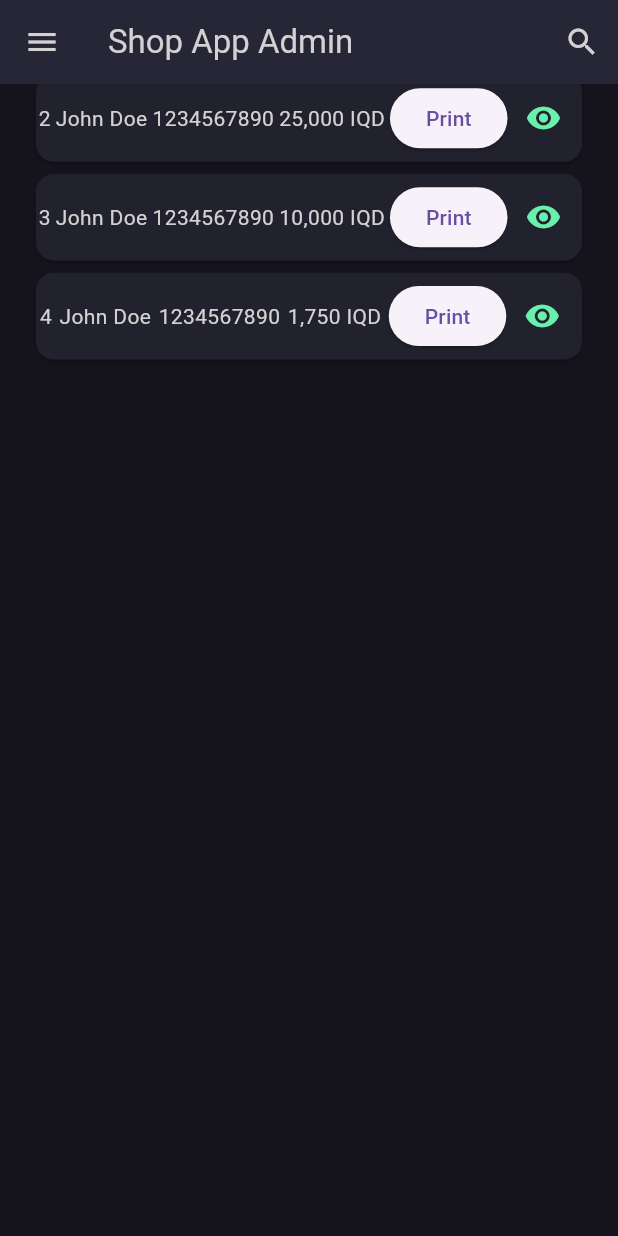
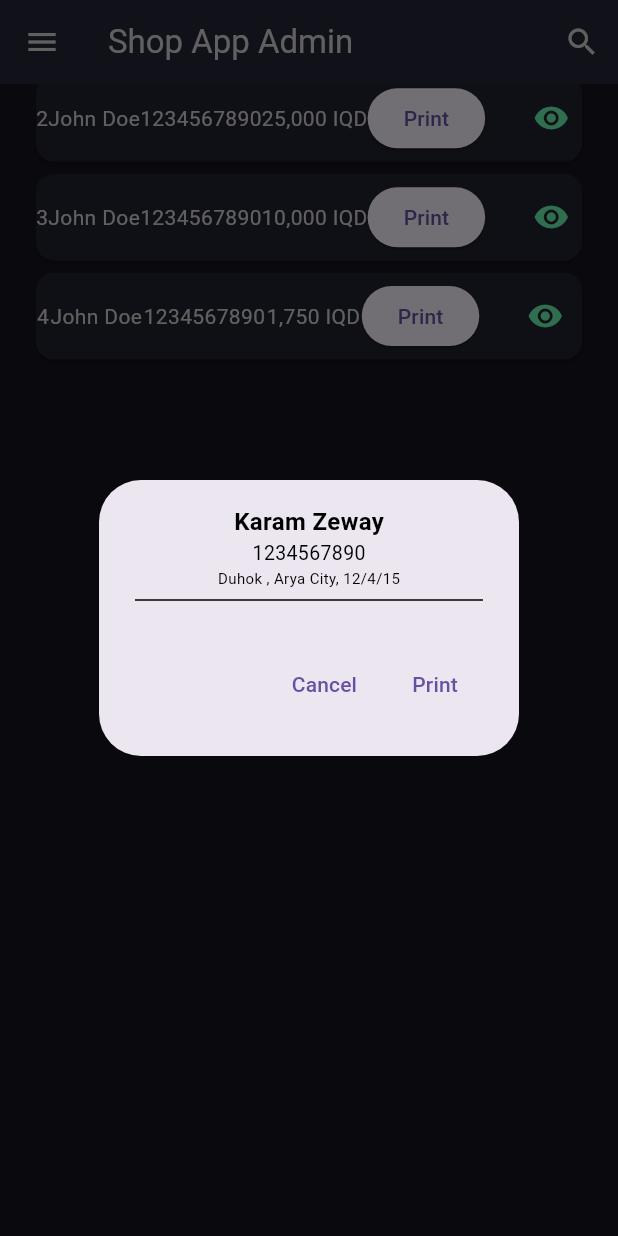
Before and after one commit to Karam-Flutter/admin_panal_shopapp, a Flutter app: the screen it shows after launch, scrolled down 390 dp, after a tap on the "remove red eye" icon, on a phone screen of 412 x 824 dp. Run offline on Flutter 3.47's test engine with Material 3 defaults, Android fonts, the phone set to English and light mode, and no system bars; our stand-ins replace get, sidebarx; missing offline and left inert: image_picker_web.

Commit message:
PDF page

```diff
--- a/lib/widgets/homeCartOrders.dart
+++ b/lib/widgets/homeCartOrders.dart
@@ -1,7 +1,10 @@
 import 'package:admin_panal_shopapp/data/data_orders.dart';
-import 'package:admin_panal_shopapp/main.dart';
+
 import 'package:admin_panal_shopapp/model/colors.dart';
+import 'package:admin_panal_shopapp/widgets/pdfPage.dart';
 import 'package:flutter/material.dart';
+import 'package:get/get_core/get_core.dart';
+import 'package:get/get_navigation/get_navigation.dart';
 import 'package:intl/intl.dart';
 
 class LiveOdersCart extends StatelessWidget {
@@ -51,12 +54,33 @@
                             ),
                           ),
                         ),
-                        Center(
-                          child: IconButton(
-                            onPressed: () {},
-                            icon: Icon(
-                              Icons.remove_red_eye_sharp,
-                              color: Colors.greenAccent,
+                        Padding(
+                          padding: const EdgeInsets.only(left: 20),
+                          child: Center(
+                            child: IconButton(
+                              onPressed: () {
+                                Get.dialog(
+                                  AlertDialog(
+                                    content: PDFpage(),
+                                    actions: [
+                                      TextButton(
+                                        onPressed: () {
+                                          Get.back();
+                                        },
+                                        child: Text('Cancel'),
+                                      ),
+                                      TextButton(
+                                        onPressed: () {},
+                                        child: Text('Print'),
+                                      ),
+                                    ],
+                                  ),
+                                );
+                              },
+                              icon: Icon(
+                                Icons.remove_red_eye_sharp,
+                                color: Colors.greenAccent,
+                              ),
                             ),
                           ),
                         ),
--- /dev/null
+++ b/lib/widgets/pdfPage.dart
@@ -0,0 +1,48 @@
+import 'package:admin_panal_shopapp/model/colors.dart';
+import 'package:flutter/material.dart';
+
+class PDFpage extends StatelessWidget {
+  const PDFpage({super.key});
+
+  @override
+  Widget build(BuildContext context) {
+    return SingleChildScrollView(
+      child: Column(
+        mainAxisSize: MainAxisSize.min,
+        children: [
+          Container(
+            child: Text(
+              'Karam Zeway',
+              style: TextStyle(
+                color: Colors.black,
+                fontSize: 16,
+                fontWeight: FontWeight.bold,
+              ),
+            ),
+          ),
+          Container(
+            child: Text(
+              '1234567890',
+              style: TextStyle(
+                color: Colors.black,
+                fontSize: 13,
+              ),
+            ),
+          ),
+          Container(
+            child: Text(
+              'Duhok , Arya City, 12/4/15',
+              style: TextStyle(
+                color: Colors.black,
+                fontSize: 10,
+              ),
+            ),
+          ),
+          Divider(
+            color: Colors.black,
+          )
+        ],
+      ),
+    );
+  }
+}
--- a/pubspec.yaml
+++ b/pubspec.yaml
@@ -41,6 +41,7 @@
   image_picker: ^1.1.2
   image_picker_web: ^4.0.0
   intl: ^0.19.0
+  pdf: ^3.11.0
 
 
 dev_dependencies:
```
Also changed, not shown: pubspec.lock.
